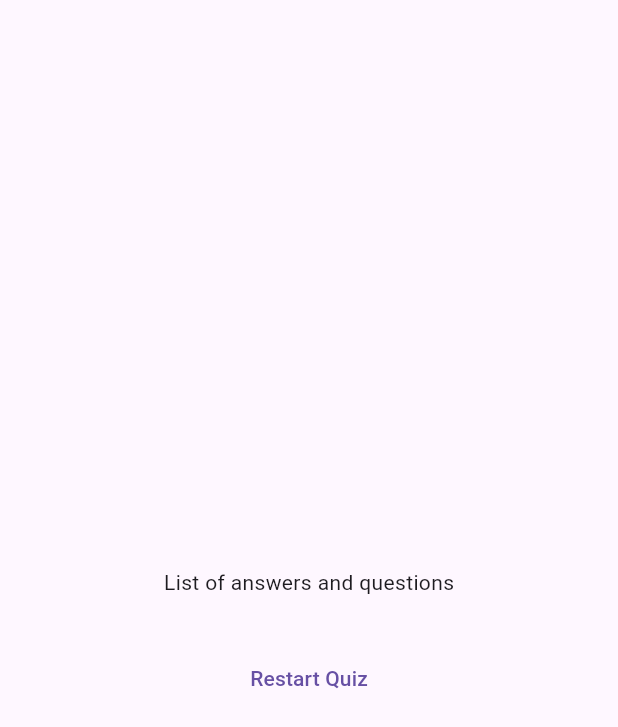
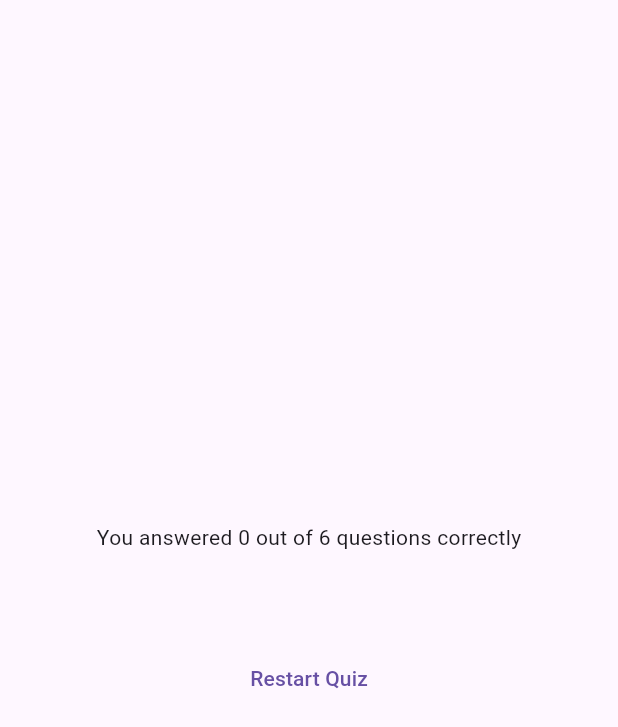
Before and after one commit to Ramahadam/Flutter-Learning, a Flutter app: the ResultsScreen widget shown alone on an empty page, opened directly with empty values, on a phone screen of 412 x 824 dp. Shown: the top 727 px of the screen. Run offline on Flutter 3.47's test engine with Material 3 defaults, Android fonts, the phone set to English and light mode, and no system bars; our stand-ins replace google_fonts.

Commit message:
feat(result): display summary results

```diff
--- a/adv_basics/lib/quiz.dart
+++ b/adv_basics/lib/quiz.dart
@@ -24,8 +24,6 @@ class _QuizState extends State<Quiz> {
     if (selectedAnswers.length == questions.length) {
       setState(() {
         activeScreen = 'results-screen';
-
-        selectedAnswers = [];
       });
     }
   }
--- a/adv_basics/lib/results_screen.dart
+++ b/adv_basics/lib/results_screen.dart
@@ -23,6 +23,12 @@ class ResultsScreen extends StatelessWidget {
 
   @override
   Widget build(context) {
+    final summaryData = getSummaryData();
+    final numTotalQuestions = questions.length;
+    final numCorrectQuestions = summaryData.where((data) {
+      return data['user_answer'] == data['correct_answer'];
+    }).length;
+
     return SizedBox(
       width: double.infinity,
       child: Container(
@@ -30,9 +36,11 @@ class ResultsScreen extends StatelessWidget {
         child: Column(
           mainAxisAlignment: MainAxisAlignment.center,
           children: [
-            QuestionsSummary(summaryData: getSummaryData()),
+            Text(
+              'You answered $numCorrectQuestions out of $numTotalQuestions questions correctly',
+            ),
+            QuestionsSummary(summaryData: summaryData),
             SizedBox(height: 30),
-            Text('List of answers and questions'),
             SizedBox(height: 30),
             TextButton(onPressed: () {}, child: Text('Restart Quiz')),
           ],
```
Also changed, not shown: adv_basics/lib/questions_summary.dart (+8 -6 lines).
